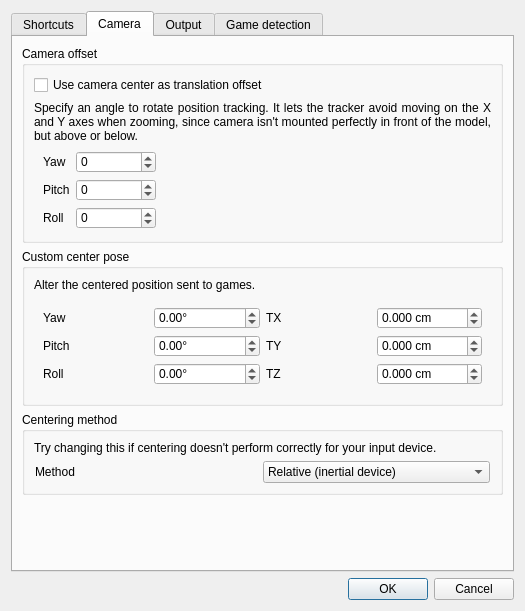
Old version of the form gui/options-dialog.ui in the repository opentrack/opentrack.
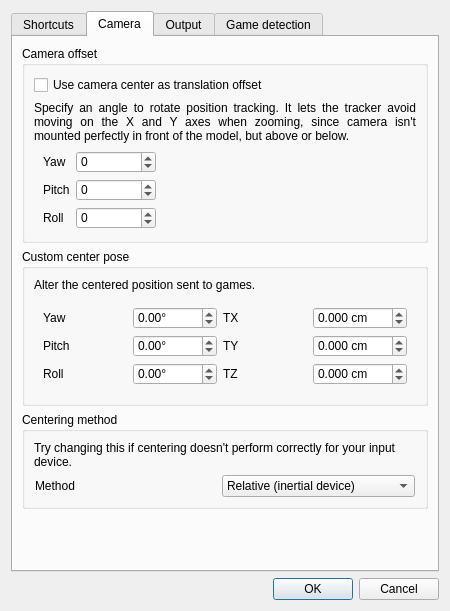
New version of the form. The open tabs and pages were chosen to show the change. Icons and pictures are not drawn. Custom widgets are drawn as their Qt base class.

Diff of the .ui file:
```diff
--- a/gui/options-dialog.ui
+++ b/gui/options-dialog.ui
@@ -6,10 +6,16 @@
    <rect>
     <x>0</x>
     <y>0</y>
-    <width>525</width>
-    <height>603</height>
+    <width>450</width>
+    <height>599</height>
    </rect>
   </property>
+  <property name="minimumSize">
+   <size>
+    <width>450</width>
+    <height>0</height>
+   </size>
+  </property>
   <property name="windowTitle">
    <string>Options</string>
   </property>
@@ -465,6 +471,12 @@
           </item>
           <item row="5" column="0">
            <widget class="QLabel" name="label_17">
+            <property name="minimumSize">
+             <size>
+              <width>300</width>
+              <height>0</height>
+             </size>
+            </property>
             <property name="text">
              <string>&lt;html&gt;&lt;head/&gt;&lt;body&gt;&lt;p&gt;Specify an angle to rotate position tracking. It lets the tracker avoid moving on the X and Y axes when zooming, since camera isn't mounted perfectly in front of the model, but above or below.&lt;/p&gt;&lt;/body&gt;&lt;/html&gt;</string>
             </property>
```
Left out of the diff: 2 changed lines with no effect on the pictures.
